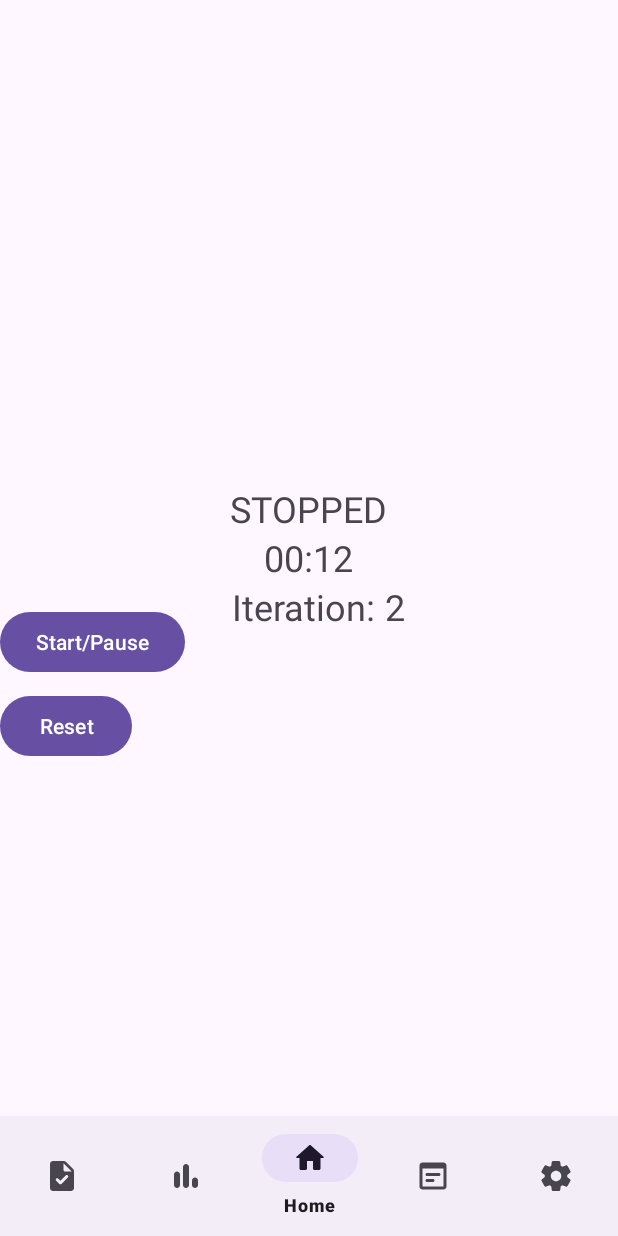
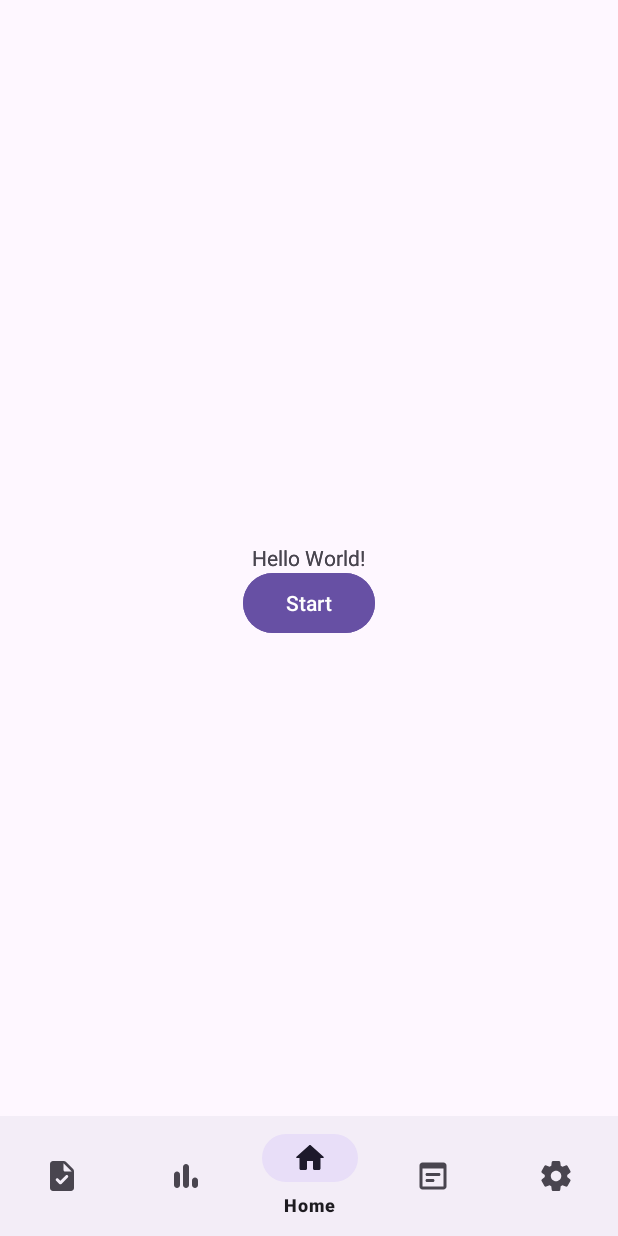
Before and after one commit to PANKAKE-tm/productivity-time-managment-app, an Android app: the screen it shows after launch (MainActivity), on a phone screen of 412 x 824 dp. Run offline under Robolectric (Android 15) with nearby library versions, the phone set to English and light mode, and no system bars.

Commit message:
Revert "Fixed the timer with fragments" (#5)
This reverts commit 5d72f1d80277a119a3cbe04288d0f2629e7e59ab.

```diff
--- a/app/src/main/java/com/example/myapplication/HomeFragment.java
+++ b/app/src/main/java/com/example/myapplication/HomeFragment.java
@@ -1,66 +1,29 @@
 package com.example.myapplication;
 
+import android.content.Intent;
 import android.os.Bundle;
+
 import androidx.fragment.app.Fragment;
+
 import android.view.LayoutInflater;
 import android.view.View;
 import android.view.ViewGroup;
 import android.widget.Button;
-import android.widget.TextView;
 
 public class HomeFragment extends Fragment {
-    public PomodoroTimer pomodoroTimer;
-    public int iterationCount = 2;
     @Override
     public View onCreateView(LayoutInflater inflater, ViewGroup container, Bundle savedInstanceState) {
         View view = inflater.inflate(R.layout.fragment_home, container, false);
 
-        TextView timerTextView = view.findViewById(R.id.timerTextView);
-        Button startPauseButton = view.findViewById(R.id.startPauseButton);
-        Button resetButton = view.findViewById(R.id.resetButton);
-        TextView iterationTextCount = view.findViewById(R.id.iterationTextCount);
-        TextView iterationType = view.findViewById(R.id.iterationType);
+        Button pomodoroButt = view.findViewById(R.id.startButton);
+        pomodoroButt.setOnClickListener(v -> {
+            Intent intent = new Intent(getActivity(), PomodoroTimer.class);
+            intent.putExtra("StudyTime", (long)(1 * 60 * 1000));
+            intent.putExtra("RestTime", (long)(0.5 * 60 * 1000));
 
-        if (pomodoroTimer == null) {
-            pomodoroTimer = new PomodoroTimer(timerTextView, this,
-                    startPauseButton, (long) (0.2 * 60 * 1000), (long) (0.1*60 * 1000), iterationCount, iterationTextCount, iterationType);
-        }
-        pomodoroTimer.updateTimerText();
-        resetButton.setOnClickListener(v -> pomodoroTimer.resetTimer());
+            startActivity(intent);
+        });
+
         return view;
     }
-
-    public void onStart() {
-        super.onStart();
-        pomodoroTimer.notificationHelper.checkNotificationPermission();
-    }
-
-    public void onStop() {
-        super.onStop();
-        if (pomodoroTimer.currentPhase == PomodoroTimer.TimerPhase.STUDY) {
-            pomodoroTimer.notificationHelper.displayNotification("Come back to the app within one minute, or you will fail");
-
-            // Define the fail task
-            pomodoroTimer.failTask = () -> {
-                if (pomodoroTimer.currentPhase == PomodoroTimer.TimerPhase.STUDY) { // Double-check phase in case it changes
-                    pomodoroTimer.notificationHelper.displayNotification("Failed");
-                }
-            };
-            pomodoroTimer.handler.postDelayed(pomodoroTimer.failTask, 60 * 1000); // 60 seconds
-        }
-    }
-
-    @Override
-    public void onResume() {
-        super.onResume();
-        // Always cancel the notification and remove callbacks for the fail task when resuming the activity
-        pomodoroTimer.notificationHelper.cancelNotification();
-        pomodoroTimer.handler.removeCallbacks(pomodoroTimer.failTask);
-    }
-
-    @Override
-    public void onDestroy() {
-        super.onDestroy();
-        pomodoroTimer.timerSound.release();
-    }
 }
--- a/app/src/main/java/com/example/myapplication/MainActivity.java
+++ b/app/src/main/java/com/example/myapplication/MainActivity.java
@@ -55,9 +55,10 @@ public class MainActivity extends AppCompatActivity {
     private void loadFragment(Fragment fragment, boolean isAppInitialized) {
         FragmentManager fragmentManager = getSupportFragmentManager();
         FragmentTransaction fragmentTransaction = fragmentManager.beginTransaction();
-        fragmentTransaction.replace(R.id.frameLayout, fragment);
-        if (!isAppInitialized) {
-            fragmentTransaction.addToBackStack(null);
+        if (isAppInitialized) {
+            fragmentTransaction.add(R.id.frameLayout, fragment);
+        } else {
+            fragmentTransaction.replace(R.id.frameLayout, fragment);
         }
         fragmentTransaction.commit();
     }
--- a/app/src/main/java/com/example/myapplication/NotificationHelper.java
+++ b/app/src/main/java/com/example/myapplication/NotificationHelper.java
@@ -10,37 +10,36 @@ import android.util.Log;
 import androidx.appcompat.app.AlertDialog;
 import androidx.core.app.NotificationCompat;
 import androidx.core.app.NotificationManagerCompat;
-import androidx.fragment.app.Fragment;
 
 public class NotificationHelper {
 
     private static final String CHANNEL_ID = "channel_id";
     private static final int NOTIFICATION_ID = 1;
-    private final Fragment fragment;
+    private final Context context;
 
-    public NotificationHelper(Fragment fragment) {
-        this.fragment = fragment;
+    public NotificationHelper(Context context) {
+        this.context = context;
     }
 
     public void createNotificationChannel() {
-        CharSequence name = fragment.getString(R.string.channel_name);
-        String description = fragment.getString(R.string.channel_description);
+        CharSequence name = context.getString(R.string.channel_name);
+        String description = context.getString(R.string.channel_description);
         int importance = NotificationManager.IMPORTANCE_DEFAULT;
         NotificationChannel channel = new NotificationChannel(CHANNEL_ID, name, importance);
         channel.setDescription(description);
-        NotificationManager notificationManager = fragment.requireContext().getSystemService(NotificationManager.class);
+        NotificationManager notificationManager = context.getSystemService(NotificationManager.class);
         notificationManager.createNotificationChannel(channel);
     }
 
     public void displayNotification(String message) {
         try {
-            NotificationCompat.Builder builder = new NotificationCompat.Builder(fragment.requireContext(), CHANNEL_ID)
+            NotificationCompat.Builder builder = new NotificationCompat.Builder(context, CHANNEL_ID)
                     .setSmallIcon(R.drawable.ic_launcher_foreground) // Ensure you have this icon in your drawable resources
                     .setContentTitle("Pomodoro App")
                     .setContentText(message)
                     .setPriority(NotificationCompat.PRIORITY_DEFAULT);
 
-            NotificationManagerCompat notificationManager = NotificationManagerCompat.from(fragment.requireContext());
+            NotificationManagerCompat notificationManager = NotificationManagerCompat.from(context);
             notificationManager.notify(NOTIFICATION_ID, builder.build());
         } catch (SecurityException e) {
             Log.e("NotificationHelper", "SecurityException while posting notification: " + e.getMessage());
@@ -49,15 +48,15 @@ public class NotificationHelper {
     }
 
     public void checkNotificationPermission() {
-        if (!NotificationManagerCompat.from(fragment.requireContext()).areNotificationsEnabled()) {
-            new AlertDialog.Builder(fragment.requireContext())
+        if (!NotificationManagerCompat.from(context).areNotificationsEnabled()) {
+            new AlertDialog.Builder(context)
                     .setTitle("Notifications Disabled")
                     .setMessage("Notifications are essential for this app. Please enable them in settings.")
                     .setPositiveButton("Settings", (dialog, which) -> {
                         Intent intent = new Intent();
                         intent.setAction(Settings.ACTION_APP_NOTIFICATION_SETTINGS);
-                        intent.putExtra(Settings.EXTRA_APP_PACKAGE, fragment.requireContext().getPackageName());
-                        fragment.requireContext().startActivity(intent);
+                        intent.putExtra(Settings.EXTRA_APP_PACKAGE, context.getPackageName());
+                        context.startActivity(intent);
                     })
                     .setNegativeButton("Cancel", null)
                     .show();
@@ -65,7 +64,7 @@ public class NotificationHelper {
     }
 
     public void cancelNotification() {
-        NotificationManagerCompat notificationManager = NotificationManagerCompat.from(fragment.requireContext());
+        NotificationManagerCompat notificationManager = NotificationManagerCompat.from(context);
         notificationManager.cancel(NOTIFICATION_ID);
     }
 }
--- a/app/src/main/java/com/example/myapplication/PomodoroTimer.java
+++ b/app/src/main/java/com/example/myapplication/PomodoroTimer.java
@@ -1,79 +1,100 @@
 package com.example.myapplication;
 
 import androidx.appcompat.app.AppCompatActivity;
-import androidx.fragment.app.Fragment;
+
 import android.annotation.SuppressLint;
 import android.content.Intent;
 import android.os.Bundle;
 import android.os.CountDownTimer;
 import android.os.Handler;
-import android.view.View;
 import android.widget.TextView;
 import android.widget.Button;
-import android.media.MediaPlayer;
 
-public class PomodoroTimer{
-    private final TextView timerTextView;
-    private final Button startPauseButton;
+public class PomodoroTimer extends AppCompatActivity {
+    private TextView timerTextView;
+    private Button startPauseButton;
     private CountDownTimer countDownTimer;
     private boolean timerRunning;
     private long timeLeftInMillis;
     public long studyTime;
     public long restTime;
 
-    private float iterationCount;
-    private int iterationCountInitial;
-    private TextView iterationTextCount;
-    private TextView iterationType;
+    private final Handler handler = new Handler();
+    private Runnable failTask;
+    private NotificationHelper notificationHelper;
 
-    public MediaPlayer timerSound;
-    public final Handler handler = new Handler();
-    public Runnable failTask;
-    public NotificationHelper notificationHelper;
-    public enum TimerPhase {
+    private enum TimerPhase {
         STUDY, REST, STOPPED
     }
-    public TimerPhase currentPhase = TimerPhase.STOPPED;
-    private final Fragment fragment;
 
-    public  PomodoroTimer(TextView timerTextView, Fragment fragment, Button startPauseButton, long sTime, long rTime, int iterationCount, TextView iterationTextCount, TextView iterationType)
-    {
-        notificationHelper = new NotificationHelper(fragment);
+    private TimerPhase currentPhase = TimerPhase.STOPPED;
+
+    @Override
+    protected void onCreate(Bundle savedInstanceState) {
+        super.onCreate(savedInstanceState);
+        setContentView(R.layout.activity_pomodoro_timer);
+
+        notificationHelper = new NotificationHelper(this);
         notificationHelper.createNotificationChannel();
 
-        this.fragment = fragment;
-        this.startPauseButton = startPauseButton;
-        this.timerTextView = timerTextView;
-        this.timerSound = MediaPlayer.create(fragment.getContext(), R.raw.timersound);
-        this.iterationCount = iterationCount;
-        this.iterationCountInitial = iterationCount;
-        this.iterationTextCount = iterationTextCount;
-        this.iterationType = iterationType;
+        Intent intent = getIntent();
+        if (intent != null) {
+            studyTime = intent.getLongExtra("StudyTime", 25 * 60 * 1000);
+            restTime = intent.getLongExtra("RestTime", 5 * 60 * 1000);
+            timeLeftInMillis = studyTime;
+        }
 
-        studyTime = sTime;
-        restTime = rTime;
+        timerTextView = findViewById(R.id.timerTextView);
+        startPauseButton = findViewById(R.id.startPauseButton);
+        Button resetButton = findViewById(R.id.resetButton);
 
-        timeLeftInMillis = studyTime;
-
-        startPauseButton.setOnClickListener(new View.OnClickListener() {
-            @Override
-            public void onClick(View v) {
+        startPauseButton.setOnClickListener(v -> {
             if (timerRunning) {
                 pauseTimer();
-                } else if (currentPhase == TimerPhase.STOPPED || currentPhase == TimerPhase.STUDY) {
-                    startTimer(timeLeftInMillis, restTime, TimerPhase.STUDY);
-                }
-                else
-                {
-                    startTimer(0, timeLeftInMillis, TimerPhase.REST);
+            } else {
+                if (currentPhase == TimerPhase.STOPPED || currentPhase == TimerPhase.REST) {
+                    startStudyTimer();
+                } else {
+                    startRestTimer();
                 }
             }
         });
+
+        resetButton.setOnClickListener(v -> resetTimer());
+
+        updateTimerText();
     }
 
-    private void startTimer(long studyT, long restT, TimerPhase timerPhase)
-    {
-            countDownTimer = new CountDownTimer(studyT, 1000) {
+    protected void onStart() {
+        super.onStart();
+        notificationHelper.checkNotificationPermission();
+    }
+
+    protected void onStop() {
+        super.onStop();
+        if (currentPhase == TimerPhase.STUDY) {
+            notificationHelper.displayNotification("Come back to the app within one minute, or you will fail");
+
+            // Define the fail task
+            failTask = () -> {
+                if (currentPhase == TimerPhase.STUDY) { // Double-check phase in case it changes
+                    notificationHelper.displayNotification("Failed");
+                }
+            };
+            handler.postDelayed(failTask, 60 * 1000); // 60 seconds
+        }
+    }
+
+    @Override
+    protected void onResume() {
+        super.onResume();
+        // Always cancel the notification and remove callbacks for the fail task when resuming the activity
+        notificationHelper.cancelNotification();
+        handler.removeCallbacks(failTask);
+    }
+
+    private void startStudyTimer() {
+        countDownTimer = new CountDownTimer(studyTime, 1000) {
             @Override
             public void onTick(long millisUntilFinished) {
                 timeLeftInMillis = millisUntilFinished;
@@ -82,38 +103,43 @@ public class PomodoroTimer{
 
             @Override
             public void onFinish() {
-                    if (currentPhase == TimerPhase.STUDY)
-                    {
-                        startTimer(restT, 0, TimerPhase.REST);
-                    }
-                    else
-                    {
-                        iterationCount--;
-                        if (iterationCount > 0)
-                        {
-                            startTimer(studyTime, restTime, TimerPhase.STUDY);
-                        }
-                        else
-                        {
-                            resetTimer();
-                            timerSound.start();
-                        }
-                    }
+                startRestTimer();
             }
         }.start();
-            currentPhase = timerPhase;
-            timerSound.start();
         timerRunning = true;
-            startPauseButton.setText("Pause");
+        currentPhase = TimerPhase.STUDY;
+        startPauseButton.setText(getString(R.string.pause));
     }
 
-    public void pauseTimer() {
+    private void startRestTimer() {
+        countDownTimer = new CountDownTimer(restTime, 1000) {
+            @Override
+            public void onTick(long millisUntilFinished) {
+                timeLeftInMillis = millisUntilFinished;
+                updateTimerText();
+            }
+
+            @Override
+            public void onFinish() {
+                timerRunning = false;
+                currentPhase = TimerPhase.STOPPED;
+                startPauseButton.setText(getString(R.string.start));
+                timeLeftInMillis = studyTime; // Prepare for next study session
+                updateTimerText();
+            }
+        }.start();
+        timerRunning = true;
+        currentPhase = TimerPhase.REST;
+        startPauseButton.setText(getString(R.string.pause));
+    }
+
+    private void pauseTimer() {
         countDownTimer.cancel();
         timerRunning = false;
-        startPauseButton.setText(fragment.getString(R.string.resume));
+        startPauseButton.setText(getString(R.string.resume));
     }
 
-    public void resetTimer() {
+    private void resetTimer() {
         if (countDownTimer != null) {
             countDownTimer.cancel();
         }
@@ -121,24 +147,14 @@ public class PomodoroTimer{
         timerRunning = false;
         currentPhase = TimerPhase.STOPPED;
         updateTimerText();
-        startPauseButton.setText(fragment.getString(R.string.start));
-        iterationTextCount.setText(String.valueOf(iterationCountInitial));
+        startPauseButton.setText(getString(R.string.start));
     }
 
-    public void updateTimerText() {
+    private void updateTimerText() {
         int minutes = (int) (timeLeftInMillis / 1000) / 60;
         int seconds = (int) (timeLeftInMillis / 1000) % 60;
 
         @SuppressLint("DefaultLocale") String timeLeftFormatted = String.format("%02d:%02d", minutes, seconds);
         timerTextView.setText(timeLeftFormatted);
-        @SuppressLint("DefaultLocale") String iterationString = String.format("%d", (int) (iterationCount));
-        if(iterationTextCount.getText() != iterationString)
-        {
-            iterationTextCount.setText(iterationString);
-        }
-        if(iterationType.getText() != currentPhase.toString())
-        {
-            iterationType.setText(currentPhase.toString());
     }
 }
-}
--- a/app/src/main/res/layout/fragment_home.xml
+++ b/app/src/main/res/layout/fragment_home.xml
@@ -1,5 +1,5 @@
 <?xml version="1.0" encoding="utf-8"?>
-<RelativeLayout xmlns:android="http://schemas.android.com/apk/res/android"
+<FrameLayout xmlns:android="http://schemas.android.com/apk/res/android"
     xmlns:tools="http://schemas.android.com/tools"
     android:layout_width="match_parent"
     android:layout_height="match_parent"
@@ -7,61 +7,19 @@
 
 
     <TextView
-        android:id="@+id/timerTextView"
         android:layout_width="wrap_content"
         android:layout_height="wrap_content"
-        android:textSize="24sp"
-        android:layout_centerInParent="true"
-        android:text="25:00"
+        android:text="Hello World!"
+        android:layout_gravity="center"
+        android:gravity="center" />
+
+    <Button
+        android:id="@+id/startButton"
+        android:layout_width="wrap_content"
+        android:layout_height="wrap_content"
+        android:layout_marginTop="30dp"
+        android:layout_gravity="center"
+        android:text="Start"
         tools:ignore="HardcodedText" />
 
-    <Button
-        android:id="@+id/startPauseButton"
-        android:layout_width="wrap_content"
-        android:layout_height="wrap_content"
-        android:layout_below="@id/timerTextView"
-        android:layout_marginTop="16dp"
-        android:text="Start/Pause"
-        tools:ignore="HardcodedText" />
-
-    <Button
-        android:id="@+id/resetButton"
-        android:layout_width="wrap_content"
-        android:layout_height="wrap_content"
-        android:layout_below="@id/startPauseButton"
-        android:layout_marginTop="8dp"
-        android:text="Reset"
-        tools:ignore="HardcodedText" />
-
-    <TextView
-        android:id="@+id/iterationType"
-        android:layout_width="wrap_content"
-        android:layout_height="wrap_content"
-        android:layout_above="@id/timerTextView"
-        android:textSize="24sp"
-        android:layout_centerInParent="true"
-        android:text="Start cooking!"
-        tools:ignore="HardcodedText" />
-
-    <TextView
-        android:id="@+id/iterationTextCount"
-        android:layout_width="wrap_content"
-        android:layout_height="wrap_content"
-        android:layout_below="@id/timerTextView"
-        android:layout_toRightOf="@id/iterationText"
-        android:textSize="24sp"
-        android:layout_centerInParent="true"
-        android:text="2"
-        tools:ignore="HardcodedText" />
-
-    <TextView
-        android:id="@+id/iterationText"
-        android:layout_width="wrap_content"
-        android:layout_height="wrap_content"
-        android:layout_below="@id/timerTextView"
-        android:textSize="24sp"
-        android:layout_centerInParent="true"
-        android:text="Iteration: "
-        tools:ignore="HardcodedText" />
-
-</RelativeLayout>
+</FrameLayout>
```
Also changed, not shown: app/src/main/res/layout/activity_pomodoro_timer.xml (added, +31 -0 lines), 1 other file. Lines whose indentation alone changed are shown as unchanged.
